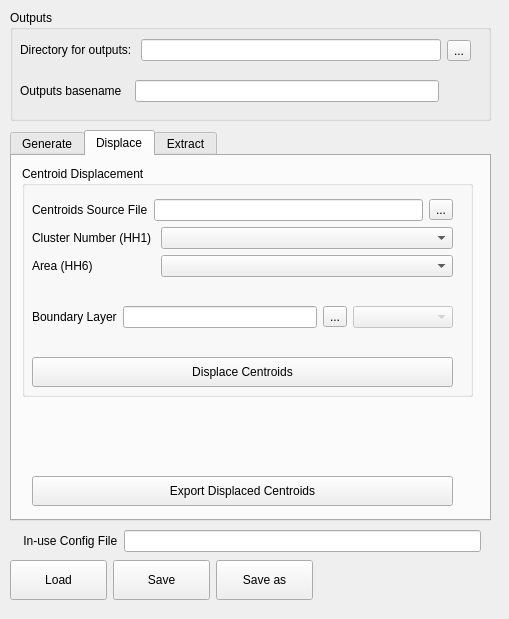
The window that plugin/mgp_dialog.ui (unicef-drp/mics-geocoding) describes before a commit, drawn with Qt 5.
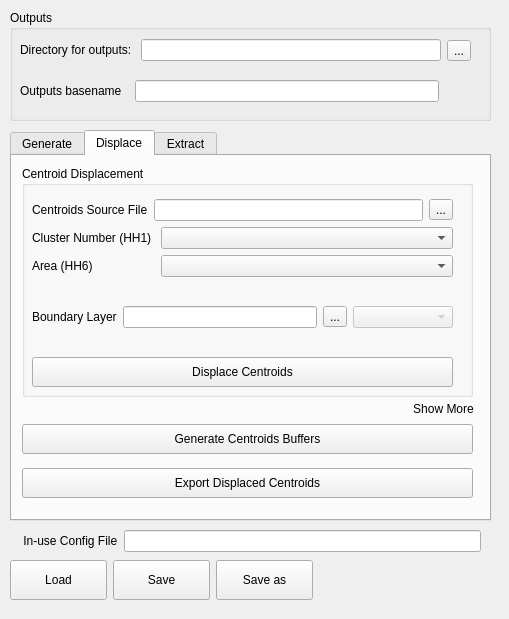
The same window after the commit. The open tabs and pages were chosen to show the change.

Commit message: feat(ui) [4, wip]show/hide feature move to step 2

Diff of the .ui file:
```diff
--- a/plugin/mgp_dialog.ui
+++ b/plugin/mgp_dialog.ui
@@ -212,72 +212,6 @@
          </layout>
         </widget>
        </widget>
-       <widget class="QPushButton" name="toggleShowMoreButton">
-        <property name="geometry">
-         <rect>
-          <x>391</x>
-          <y>272</y>
-          <width>81</width>
-          <height>25</height>
-         </rect>
-        </property>
-        <property name="maximumSize">
-         <size>
-          <width>16777215</width>
-          <height>25</height>
-         </size>
-        </property>
-        <property name="autoFillBackground">
-         <bool>false</bool>
-        </property>
-        <property name="text">
-         <string>Show More</string>
-        </property>
-        <property name="flat">
-         <bool>true</bool>
-        </property>
-       </widget>
-       <widget class="QWidget" name="moreWidget" native="true">
-        <property name="geometry">
-         <rect>
-          <x>11</x>
-          <y>299</y>
-          <width>451</width>
-          <height>60</height>
-         </rect>
-        </property>
-        <property name="sizePolicy">
-         <sizepolicy hsizetype="Fixed" vsizetype="Fixed">
-          <horstretch>0</horstretch>
-          <verstretch>0</verstretch>
-         </sizepolicy>
-        </property>
-        <property name="maximumSize">
-         <size>
-          <width>16777215</width>
-          <height>60</height>
-         </size>
-        </property>
-        <widget class="QPushButton" name="generateCentroidsBufferButton">
-         <property name="geometry">
-          <rect>
-           <x>0</x>
-           <y>4</y>
-           <width>449</width>
-           <height>30</height>
-          </rect>
-         </property>
-         <property name="minimumSize">
-          <size>
-           <width>0</width>
-           <height>30</height>
-          </size>
-         </property>
-         <property name="text">
-          <string>Generate Centroids Buffers</string>
-         </property>
-        </widget>
-       </widget>
       </widget>
       <widget class="QWidget" name="tab_step2">
        <attribute name="title">
@@ -486,24 +420,87 @@
          </layout>
         </widget>
        </widget>
-       <widget class="QPushButton" name="exportDisplacedCentroidsButton">
+       <widget class="QPushButton" name="toggleShowMoreButton">
         <property name="geometry">
          <rect>
-          <x>20</x>
-          <y>320</y>
-          <width>421</width>
-          <height>30</height>
+          <x>391</x>
+          <y>240</y>
+          <width>81</width>
+          <height>25</height>
          </rect>
         </property>
-        <property name="minimumSize">
+        <property name="maximumSize">
          <size>
-          <width>0</width>
-          <height>30</height>
+          <width>16777215</width>
+          <height>25</height>
          </size>
         </property>
         <property name="text">
-         <string>Export Displaced Centroids</string>
+         <string>Show More</string>
         </property>
+        <property name="flat">
+         <bool>true</bool>
+        </property>
+       </widget>
+       <widget class="QWidget" name="moreWidget" native="true">
+        <property name="geometry">
+         <rect>
+          <x>10</x>
+          <y>260</y>
+          <width>451</width>
+          <height>101</height>
+         </rect>
+        </property>
+        <property name="sizePolicy">
+         <sizepolicy hsizetype="Fixed" vsizetype="Fixed">
+          <horstretch>0</horstretch>
+          <verstretch>0</verstretch>
+         </sizepolicy>
+        </property>
+        <property name="maximumSize">
+         <size>
+          <width>16777215</width>
+          <height>16777215</height>
+         </size>
+        </property>
+        <widget class="QWidget" name="verticalLayoutWidget_2">
+         <property name="geometry">
+          <rect>
+           <x>0</x>
+           <y>0</y>
+           <width>451</width>
+           <height>91</height>
+          </rect>
+         </property>
+         <layout class="QVBoxLayout" name="verticalLayout_2">
+          <item>
+           <widget class="QPushButton" name="generateCentroidsBufferButton">
+            <property name="minimumSize">
+             <size>
+              <width>0</width>
+              <height>30</height>
+             </size>
+            </property>
+            <property name="text">
+             <string>Generate Centroids Buffers</string>
+            </property>
+           </widget>
+          </item>
+          <item>
+           <widget class="QPushButton" name="exportDisplacedCentroidsButton">
+            <property name="minimumSize">
+             <size>
+              <width>0</width>
+              <height>30</height>
+             </size>
+            </property>
+            <property name="text">
+             <string>Export Displaced Centroids</string>
+            </property>
+           </widget>
+          </item>
+         </layout>
+        </widget>
        </widget>
       </widget>
       <widget class="QWidget" name="tab_step3">
```
Left out of the diff: 3 changed lines with no effect on the pictures. The commit also changes 4 other files.
